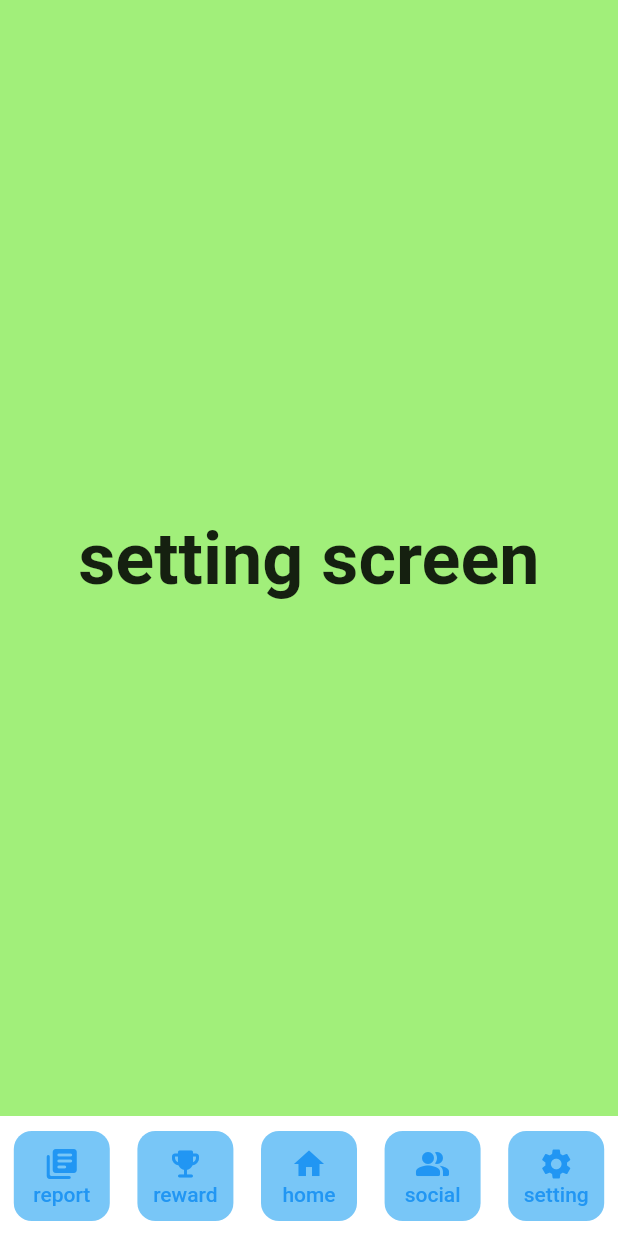
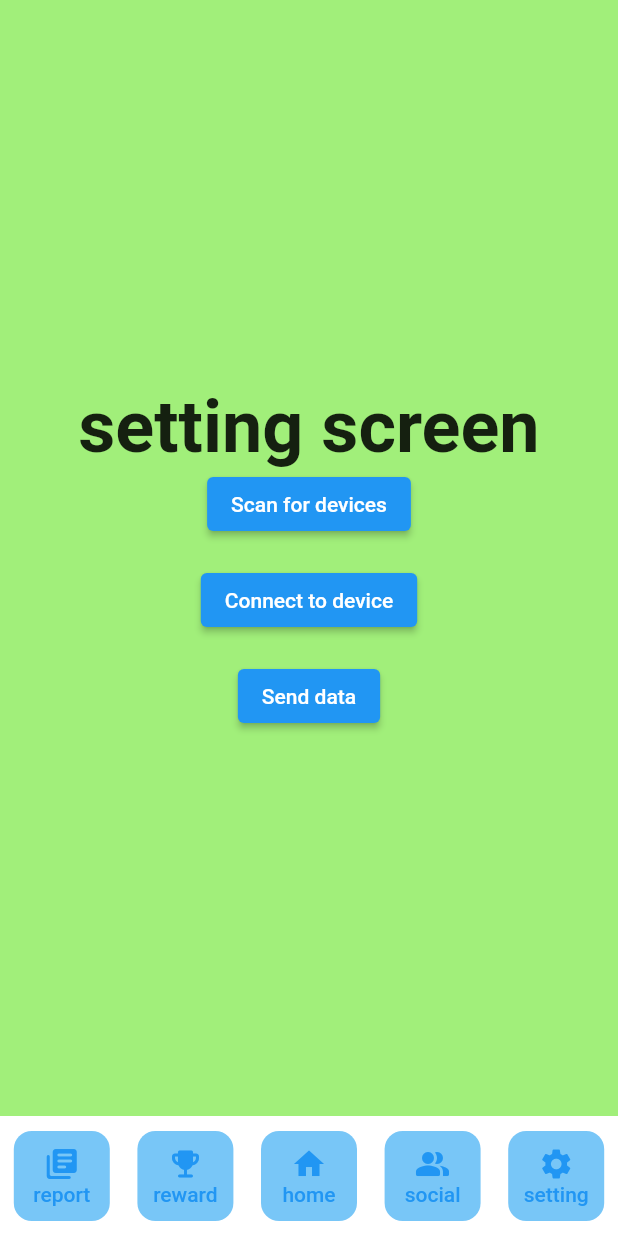
Before and after one commit to yu-so-young2/habitat, a Flutter app: the SettingScreen screen opened by its route, on a phone screen of 412 x 824 dp. Run offline on Flutter 3.47's test engine with Material 2 defaults, Android fonts, the phone set to English and light mode, and no system bars; our stand-ins replace flutter_blue_plus, step_progress_indicator; missing offline and left inert: sliding_up_panel2; Roboto replaces fonts that are missing (SeoulNamsan).

```diff
--- a/habitat/lib/main.dart
+++ b/habitat/lib/main.dart
@@ -1,7 +1,7 @@
 import 'package:flutter/material.dart';
-import 'package:habitat/screens/main_screen.dart';
+import 'package:habitat/screens/main/main_screen.dart';
 import 'package:habitat/screens/report_screen.dart';
-import 'package:habitat/screens/reward_screen.dart';
+import 'package:habitat/screens/reward/reward_screen.dart';
 import 'package:habitat/screens/setting_screen.dart';
 import 'package:habitat/screens/social_screen.dart';
 
--- a/habitat/lib/screens/setting_screen.dart
+++ b/habitat/lib/screens/setting_screen.dart
@@ -1,4 +1,5 @@
 import 'package:flutter/material.dart';
+import 'package:habitat/utils/bluetooth.dart';
 import 'package:habitat/widgets/dock_bar.dart';
 
 class SettingScreen extends StatefulWidget {
@@ -27,6 +28,7 @@ class _SettingScreenState extends State<SettingScreen> {
               ),
             ],
           ),
+          Bluetooth(),
         ],
       ),
       bottomNavigationBar: DockBar(),
--- /dev/null
+++ b/habitat/lib/utils/bluetooth.dart
@@ -0,0 +1,96 @@
+import 'dart:convert';
+import 'package:flutter/material.dart';
+import 'package:flutter_blue_plus/flutter_blue_plus.dart';
+
+class Bluetooth extends StatefulWidget {
+  const Bluetooth({super.key});
+
+  @override
+  State<Bluetooth> createState() => _BluetoothState();
+}
+
+class _BluetoothState extends State<Bluetooth> {
+  late BluetoothDevice _device;
+  late BluetoothCharacteristic _characteristic;
+  bool _isConnected = false;
+
+  @override
+  Widget build(BuildContext context) {
+    return Center(
+      child: Column(
+        mainAxisAlignment: MainAxisAlignment.center,
+        children: [
+          ElevatedButton(
+            onPressed: _scanForDevices,
+            child: const Text('Scan for devices'),
+          ),
+          const SizedBox(height: 16),
+          ElevatedButton(
+            onPressed: _connectToDevice,
+            child: const Text('Connect to device'),
+          ),
+          const SizedBox(height: 16),
+          ElevatedButton(
+            onPressed: _sendData,
+            child: const Text('Send data'),
+          ),
+        ],
+      ),
+    );
+  }
+
+  void _scanForDevices() async {
+    // Scan for Bluetooth LE devices
+    List<BluetoothDevice> devices = await FlutterBluePlus.instance
+        .startScan(timeout: const Duration(seconds: 5));
+
+    // Print the name and ID of each device found
+    for (BluetoothDevice device in devices) {
+      print('Found device: ${device.name} (${device.id})');
+    }
+  }
+
+  void _connectToDevice() async {
+    try {
+      // Connect to the selected device
+      await _device.connect();
+
+      // Discover the services and characteristics of the device
+      List<BluetoothService> services = await _device.discoverServices();
+
+      for (BluetoothService service in services) {
+        List<BluetoothCharacteristic> characteristics = service.characteristics;
+        for (BluetoothCharacteristic characteristic in characteristics) {
+          if (characteristic.uuid.toString() ==
+              "00002a00-0000-1000-8000-00805f9b34fb") {
+            // This is the characteristic we want to use for data transfer
+            _characteristic = characteristic;
+          }
+        }
+      }
+
+      setState(() {
+        _isConnected = true;
+      });
+
+      print('Connected to device');
+    } catch (e) {
+      print('Error connecting to device: $e');
+    }
+  }
+
+  void _sendData() async {
+    try {
+      // Encode the data as bytes
+      String data = "Hello from Flutter!";
+      List<int> bytes = utf8.encode(data);
+
+      // Send the data to the characteristic
+      await _characteristic.write(bytes);
+
+      print('Data sent: $data');
+    } catch (e) {
+      print('Error sending data: $e');
+    }
+  }
+}
--- a/habitat/pubspec.yaml
+++ b/habitat/pubspec.yaml
@@ -36,6 +36,7 @@ dependencies:
   cupertino_icons: ^1.0.2
   step_progress_indicator: ^1.0.2
   sliding_up_panel2: ^3.2.2
+  flutter_blue_plus: ^1.4.0
 
 dev_dependencies:
   flutter_test:
@@ -61,6 +62,7 @@ flutter:
   # To add assets to your application, add an assets section, like this:
   assets:
     - lib/assets/images/glass.png
+    - lib/assets/images/sunflower.png
 
   # An image asset can refer to one or more resolution-specific "variants", see
   # https://flutter.dev/assets-and-images/#resolution-aware
```
Also changed, not shown: habitat/lib/screens/main/main_panelwidget.dart (added, +24 -0 lines), habitat/lib/screens/main/main_screen.dart (renamed from habitat/lib/screens/main_screen.dart, +21 -35 lines), habitat/lib/screens/reward/reward_screen.dart (added, +191 -0 lines), habitat/lib/screens/reward_screen.dart (deleted, +0 -49 lines), habitat/lib/assets/images/sunflower.png (added), habitat/pubspec.lock.
